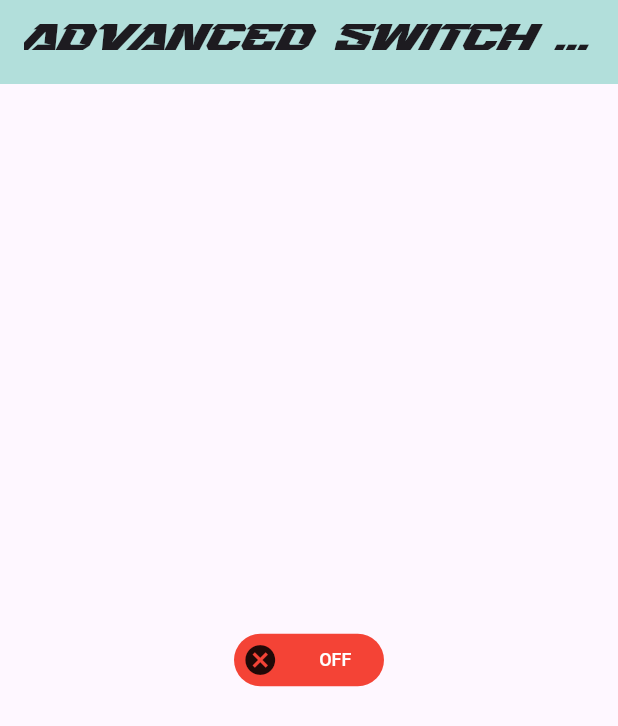
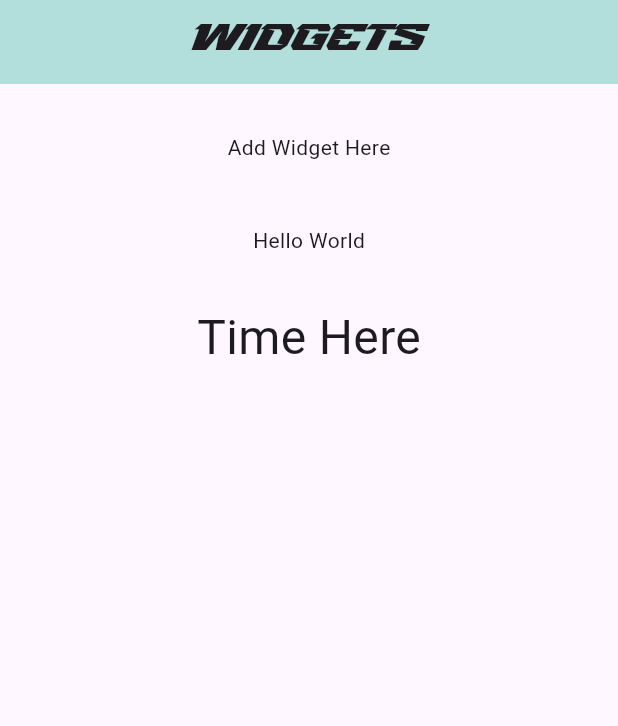
Before and after one commit to Masfiqun/Flutter-Widgets, a Flutter app: the first screen one second after launch, on a phone screen of 412 x 824 dp. Shown: the top 726 px of the screen. Run offline on Flutter 3.47's test engine with Material 3 defaults, Android fonts, the phone set to English and light mode, and no system bars; drawn by our look-alikes of flutter_advanced_switch; our stand-ins replace fl_chart.

Commit message:
Custom Widgets

```diff
--- /dev/null
+++ b/lib/Widgets/H1.dart
@@ -0,0 +1,13 @@
+import 'package:flutter/material.dart';
+
+class H1 extends StatelessWidget {
+  const H1({super.key});
+
+  @override
+  Widget build(BuildContext context) {
+    return Container(
+      padding: EdgeInsets.all(32.0),
+      child: Text('Hello World'),
+    );
+  }
+}
--- /dev/null
+++ b/lib/Widgets/H2_clock.dart
@@ -0,0 +1,37 @@
+import 'package:flutter/material.dart';
+import 'dart:async';
+import 'package:intl/intl.dart';
+
+class H2_clock extends StatefulWidget {
+  const H2_clock({super.key});
+
+  @override
+  State<H2_clock> createState() => _H2_clockState();
+}
+
+class _H2_clockState extends State<H2_clock> {
+
+  String value = 'Time Here';
+  late Timer _timer;
+
+  @override
+  void initState(){
+    super.initState();
+    _timer = Timer.periodic(Duration(seconds: 1), _onTimer);
+  }
+
+  void _onTimer(Timer timer){
+    var now = DateTime.now();  // calling the current date & time
+    var formatter = DateFormat('hh:mm:ss');   // formating the time
+    String formatted = formatter.format(now);
+    setState(() => value = formatted);
+  }
+
+  @override
+  Widget build(BuildContext context) {
+    return Text(
+      value,   // visually representing the time
+      style: TextStyle(fontSize: 32),
+       );
+  }
+}
--- /dev/null
+++ b/lib/Widgets/widget.dart
@@ -0,0 +1,41 @@
+import 'package:flutter/material.dart';
+import 'package:flutter_widgets/Widgets/H1.dart';
+import 'package:flutter_widgets/Widgets/H2_clock.dart';
+
+class MyWidget extends StatefulWidget {
+  const MyWidget({super.key});
+
+  @override
+  State<MyWidget> createState() => _MyWidgetState();
+}
+
+class _MyWidgetState extends State<MyWidget> {
+  @override
+  Widget build(BuildContext context) {
+    return Scaffold(
+      appBar: AppBar(
+        title: Center(
+          child: Text(
+                  'Widgets',
+                  style: TextStyle(fontFamily: 'Stromlight'),
+                  ),
+                ),
+        backgroundColor: Colors.teal[100],
+      ),
+
+      body: Container(
+        padding: EdgeInsets.all(32.0),
+        child: Center(
+          child: Column(
+            children: [
+              Text('Add Widget Here'),
+              SizedBox(height: 10,),
+              H1(),
+              H2_clock()
+            ],
+          ),
+        ),
+      ),
+    );
+  }
+}
--- a/lib/main.dart
+++ b/lib/main.dart
@@ -24,6 +24,7 @@ import 'package:flutter_widgets/Stepping.dart';
 import 'package:flutter_widgets/Charts/Bar Graph/home_page.dart';
 import 'package:flutter_widgets/Switch/toogle_switch.dart';
 import 'package:flutter_widgets/Switch/Advanced switch.dart';
+import 'package:flutter_widgets/Widgets/widget.dart';
 
 
 void main(){
@@ -58,7 +59,8 @@ class MyApp extends StatelessWidget {
       // StepProgressor(),
       // Homepage(),
       // toogle_switch()
-      advanced_switch()
+      // advanced_switch()
+      MyWidget()
     );
   }
 }
--- a/pubspec.yaml
+++ b/pubspec.yaml
@@ -38,6 +38,7 @@ dependencies:
   fl_chart: ^0.68.0
   animated_toggle_switch: ^0.8.3
   flutter_advanced_switch: ^3.1.0
+  intl: ^0.19.0
 
 
 
```
Also changed, not shown: lib/Widgets/H3.dart (added, +35 -0 lines), lib/Widgets/timeCounter.dart (added, +46 -0 lines), pubspec.lock.
